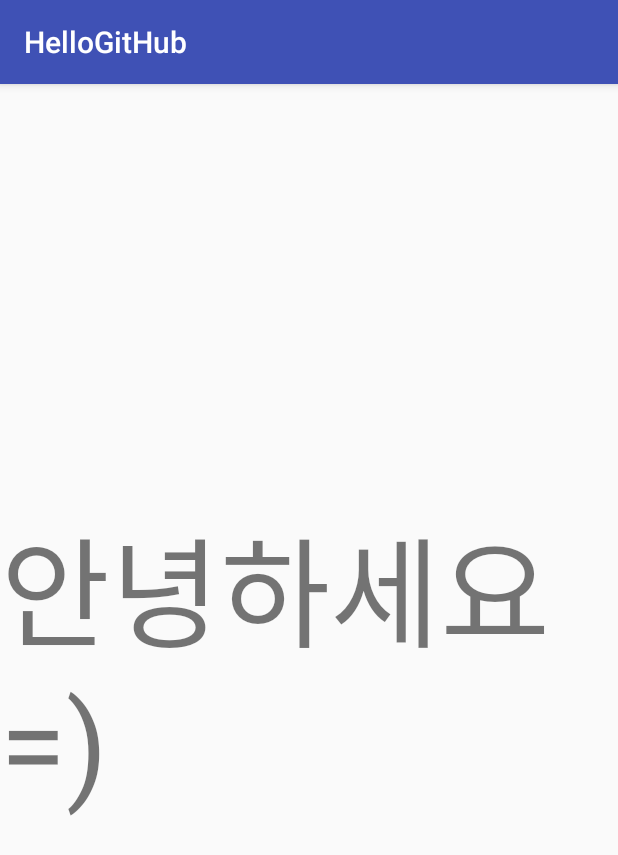
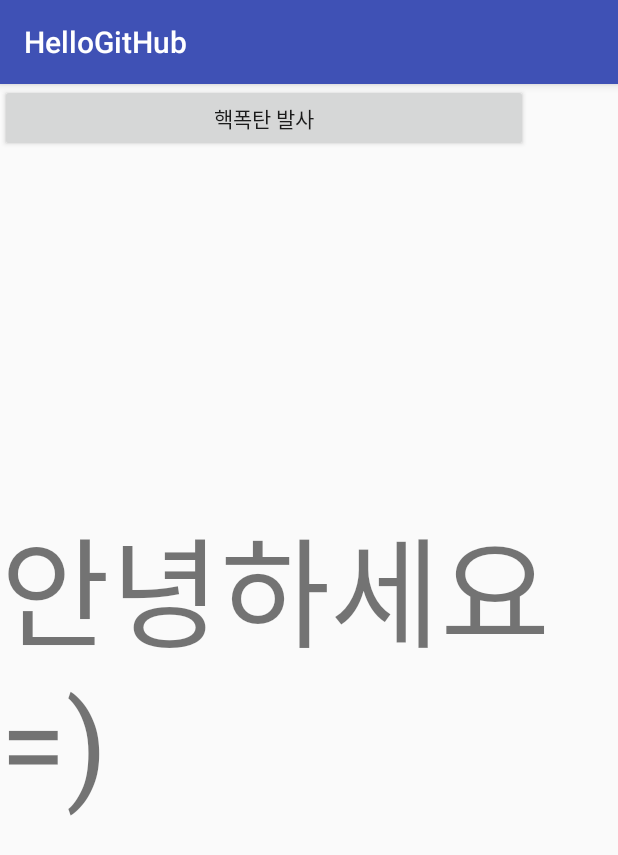
Before and after one commit to KimJinMin1027/hellogithub, an Android app: the screen it shows after launch (MainActivity), on a phone screen of 412 x 824 dp. Shown: the top 855 px of the screen. Run offline under Robolectric (Android 15) with nearby library versions, the phone set to English and light mode, and no system bars.

Commit message:
#2 버튼 누르면 폭파

```diff
--- a/app/src/main/java/kr/hs/emirim/jinmin5161/hellogithub/MainActivity.java
+++ b/app/src/main/java/kr/hs/emirim/jinmin5161/hellogithub/MainActivity.java
@@ -2,12 +2,24 @@ package kr.hs.emirim.jinmin5161.hellogithub;
 
 import android.support.v7.app.AppCompatActivity;
 import android.os.Bundle;
+import android.view.View;
+import android.widget.Button;
+import android.widget.Toast;
 
-public class MainActivity extends AppCompatActivity {
+public class MainActivity extends AppCompatActivity implements View.OnClickListener{
 
     @Override
     protected void onCreate(Bundle savedInstanceState) {
         super.onCreate(savedInstanceState);
         setContentView(R.layout.activity_main);
+
+        Button btnHello = (Button) findViewById(R.id.btnHello);
+        btnHello.setOnClickListener(this);
+    }
+
+    @Override
+    public void onClick(View v) {
+        Toast.makeText(this, "콰과광", Toast.LENGTH_SHORT).show(); //show를 호출해야 버튼이 보임.
+
     }
 }
--- a/app/src/main/res/layout/activity_main.xml
+++ b/app/src/main/res/layout/activity_main.xml
@@ -16,4 +16,12 @@
         app:layout_constraintRight_toRightOf="parent"
         app:layout_constraintTop_toTopOf="parent" />
 
+    <Button
+        android:id="@+id/btnHello"
+        android:layout_width="352dp"
+        android:layout_height="45dp"
+        android:text="핵폭탄 발사"
+        tools:layout_editor_absoluteX="16dp"
+        tools:layout_editor_absoluteY="450dp" />
+
 </android.support.constraint.ConstraintLayout>
```
